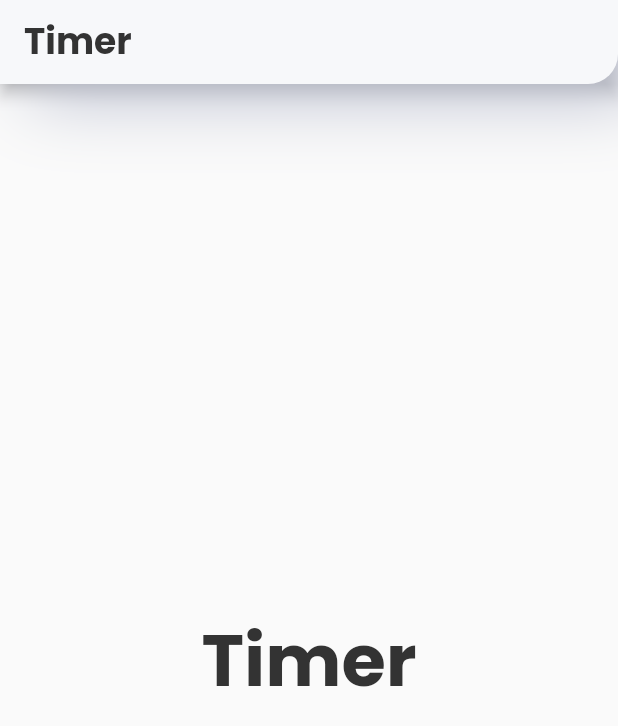
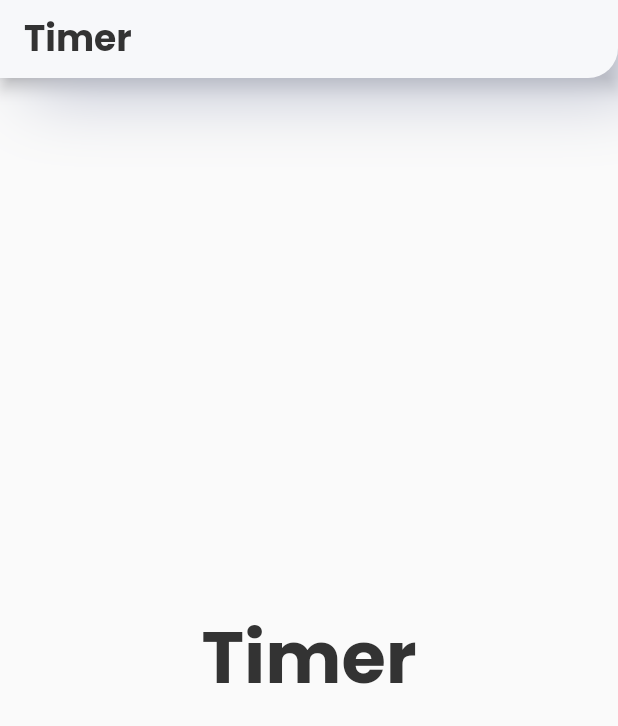
Before and after one commit to TanjaPervan/timer_upgrade, a Flutter app: the screen it shows after launch, on a phone screen of 412 x 824 dp. Shown: the top 726 px of the screen. Run offline on Flutter 3.47's test engine with Material 2 defaults, Android fonts, the phone set to English and light mode, and no system bars; our stand-ins replace easy_localization, go_router, kiwi; missing offline and left inert: easy_logger.

Commit message:
fix height  to 52

```diff
--- a/tanja_timer/lib/widgets/app_bar/custom_app_bar.dart
+++ b/tanja_timer/lib/widgets/app_bar/custom_app_bar.dart
@@ -55,5 +55,5 @@ class CustomAppBar extends StatelessWidget implements PreferredSizeWidget {
   }
 
   @override
-  Size get preferredSize => const Size.fromHeight(kToolbarHeight);
+  Size get preferredSize => const Size.fromHeight(52);
 }
```
